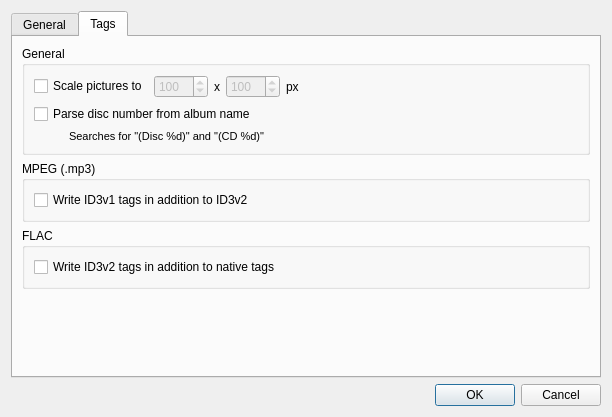
The window that ui/settingsdialog.ui (sjuvonen/coquillo) describes before a commit, drawn with Qt 5.
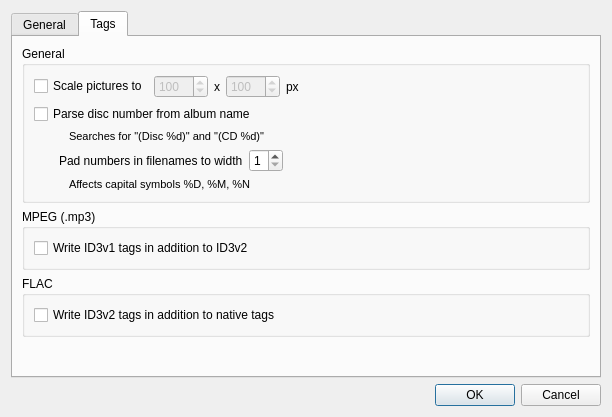
The same window after the commit. The open tabs and pages were chosen to show the change. Icons and pictures are not drawn.

Commit message: Support QSpinBox when saving/restoring settings

The edit to the form file:
```diff
--- a/ui/settingsdialog.ui
+++ b/ui/settingsdialog.ui
@@ -198,6 +198,64 @@
             </property>
            </widget>
           </item>
+          <item>
+           <layout class="QHBoxLayout" name="horizontalLayout_11">
+            <property name="leftMargin">
+             <number>25</number>
+            </property>
+            <item>
+             <widget class="QLabel" name="label">
+              <property name="text">
+               <string>Pad numbers in filenames to width</string>
+              </property>
+             </widget>
+            </item>
+            <item>
+             <widget class="QSpinBox" name="conf_NumberPadWidth">
+              <property name="minimum">
+               <number>1</number>
+              </property>
+              <property name="maximum">
+               <number>5</number>
+              </property>
+              <property name="singleStep">
+               <number>1</number>
+              </property>
+              <property name="value">
+               <number>1</number>
+              </property>
+             </widget>
+            </item>
+            <item>
+             <spacer name="horizontalSpacer_11">
+              <property name="orientation">
+               <enum>Qt::Horizontal</enum>
+              </property>
+              <property name="sizeHint" stdset="0">
+               <size>
+                <width>40</width>
+                <height>20</height>
+               </size>
+              </property>
+             </spacer>
+            </item>
+           </layout>
+          </item>
+          <item>
+           <widget class="QLabel" name="label_13">
+            <property name="font">
+             <font>
+              <pointsize>8</pointsize>
+             </font>
+            </property>
+            <property name="text">
+             <string>Affects capital symbols %D, %M, %N</string>
+            </property>
+            <property name="indent">
+             <number>35</number>
+            </property>
+           </widget>
+          </item>
          </layout>
         </widget>
        </item>
```
The commit also changes 2 other files.
